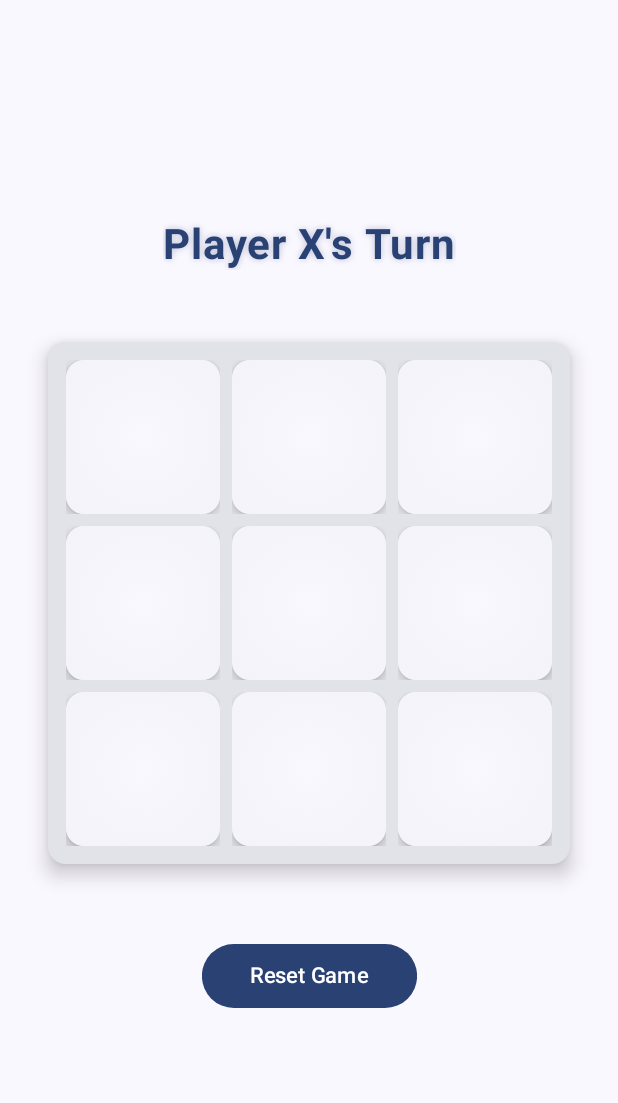
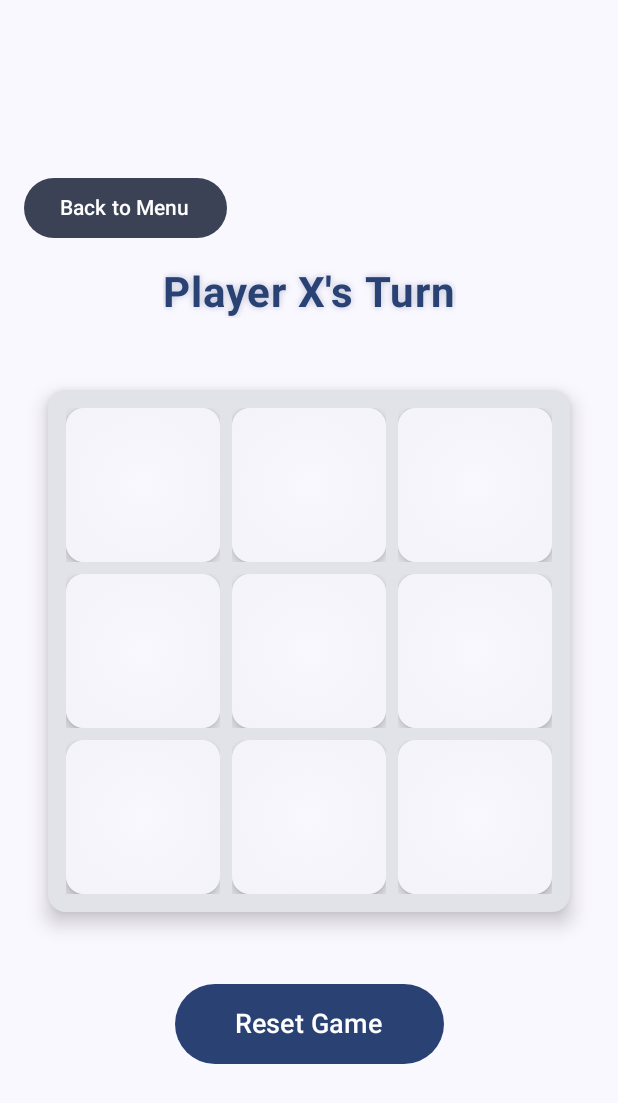
Before and after one commit to SomeshSampat2/TicTacToeHunters, an Android app built with Jetpack Compose: the screen it shows after launch (MainActivity), after a tap on "Reset Game", on a phone screen of 412 x 824 dp. Shown: the top 1103 px of the screen. Run offline under Robolectric (Android 15) with nearby library versions, the phone set to English and light mode, and no system bars; 1 other tap on this screen came first.

Commit message:
Created play and qut menu

```diff
--- a/app/src/main/java/com/example/tictactoehunters/MainActivity.kt
+++ b/app/src/main/java/com/example/tictactoehunters/MainActivity.kt
@@ -22,13 +22,15 @@ import androidx.compose.ui.graphics.Brush
 import androidx.compose.ui.graphics.Color
 import androidx.compose.ui.graphics.StrokeCap
 import androidx.compose.ui.graphics.drawscope.Stroke
-import androidx.compose.ui.graphics.drawscope.rotate
+import androidx.compose.ui.platform.LocalContext
 import androidx.compose.ui.text.font.FontWeight
 import androidx.compose.ui.unit.dp
 import androidx.compose.ui.unit.sp
 import com.example.tictactoehunters.ui.theme.TictacToeHuntersTheme
-import kotlinx.coroutines.delay
+import android.app.Activity
+import androidx.compose.animation.ExperimentalAnimationApi
 
+@OptIn(ExperimentalAnimationApi::class)
 class MainActivity : ComponentActivity() {
     override fun onCreate(savedInstanceState: Bundle?) {
         super.onCreate(savedInstanceState)
@@ -39,28 +41,37 @@ class MainActivity : ComponentActivity() {
                     modifier = Modifier.fillMaxSize(),
                     color = MaterialTheme.colorScheme.background
                 ) {
-                    TicTacToeGame()
+                    GameApp()
                 }
             }
         }
     }
 }
 
-data class WinningLine(
-    val start: Offset,
-    val end: Offset,
-    val cells: List<Int>
-)
+@Composable
+fun GameApp() {
+    var currentScreen by remember { mutableStateOf("menu") }
+
+    Crossfade(
+        targetState = currentScreen,
+        animationSpec = tween(300)
+    ) { screen ->
+        when (screen) {
+            "menu" -> MenuScreen(
+                onPlayClick = { currentScreen = "game" }
+            )
+            "game" -> TicTacToeGame(
+                onBackToMenu = { currentScreen = "menu" }
+            )
+        }
+    }
+}
 
 @Composable
-fun TicTacToeGame() {
-    var gameState by remember { mutableStateOf(List(9) { "" }) }
-    var currentPlayer by remember { mutableStateOf("X") }
-    var winner by remember { mutableStateOf<String?>(null) }
-    var gameOver by remember { mutableStateOf(false) }
-    var winningCells by remember { mutableStateOf<List<Int>?>(null) }
+fun MenuScreen(onPlayClick: () -> Unit) {
+    val context = LocalContext.current
 
-    // Animation for the game title
+    // Animation for the title
     val titleScale = remember { Animatable(0.8f) }
     LaunchedEffect(Unit) {
         titleScale.animateTo(
@@ -72,6 +83,88 @@ fun TicTacToeGame() {
         )
     }
 
+    // Button hover animation
+    var playButtonScale by remember { mutableStateOf(1f) }
+    var quitButtonScale by remember { mutableStateOf(1f) }
+
+    Column(
+        modifier = Modifier
+            .fillMaxSize()
+            .padding(32.dp),
+        horizontalAlignment = Alignment.CenterHorizontally,
+        verticalArrangement = Arrangement.Center
+    ) {
+        // Title with glow effect
+        Box(
+            modifier = Modifier
+                .scale(titleScale.value)
+                .padding(bottom = 64.dp)
+        ) {
+            Text(
+                text = "Tic Tac Toe",
+                fontSize = 48.sp,
+                fontWeight = FontWeight.Bold,
+                color = MaterialTheme.colorScheme.primary,
+                modifier = Modifier
+                    .blur(radius = 4.dp)
+                    .alpha(0.3f)
+            )
+            Text(
+                text = "Tic Tac Toe",
+                fontSize = 48.sp,
+                fontWeight = FontWeight.Bold,
+                color = MaterialTheme.colorScheme.primary
+            )
+        }
+
+        // Play button
+        Button(
+            onClick = onPlayClick,
+            modifier = Modifier
+                .scale(playButtonScale)
+                .width(200.dp)
+                .padding(vertical = 8.dp),
+            colors = ButtonDefaults.buttonColors(
+                containerColor = MaterialTheme.colorScheme.primary
+            )
+        ) {
+            Text(
+                text = "Play",
+                fontSize = 24.sp,
+                modifier = Modifier.padding(vertical = 8.dp)
+            )
+        }
+
+        Spacer(modifier = Modifier.height(16.dp))
+
+        // Quit button
+        Button(
+            onClick = { (context as? Activity)?.finish() },
+            modifier = Modifier
+                .scale(quitButtonScale)
+                .width(200.dp)
+                .padding(vertical = 8.dp),
+            colors = ButtonDefaults.buttonColors(
+                containerColor = MaterialTheme.colorScheme.error
+            )
+        ) {
+            Text(
+                text = "Quit",
+                fontSize = 24.sp,
+                modifier = Modifier.padding(vertical = 8.dp)
+            )
+        }
+    }
+}
+
+@Composable
+fun TicTacToeGame(onBackToMenu: () -> Unit) {
+    var gameState by remember { mutableStateOf(List(9) { "" }) }
+    var currentPlayer by remember { mutableStateOf("X") }
+    var winner by remember { mutableStateOf<String?>(null) }
+    var gameOver by remember { mutableStateOf(false) }
+    var winningCells by remember { mutableStateOf<List<Int>?>(null) }
+
     Column(
         modifier = Modifier
             .fillMaxSize()
@@ -79,11 +172,22 @@ fun TicTacToeGame() {
         horizontalAlignment = Alignment.CenterHorizontally,
         verticalArrangement = Arrangement.Center
     ) {
-        // Animated title with glow effect
+        // Back to Menu button
+        Button(
+            onClick = onBackToMenu,
+            modifier = Modifier
+                .align(Alignment.Start)
+                .padding(bottom = 16.dp),
+            colors = ButtonDefaults.buttonColors(
+                containerColor = MaterialTheme.colorScheme.secondary
+            )
+        ) {
+            Text("Back to Menu")
+        }
+
+        // Game status text with glow effect
         Box(
-            modifier = Modifier
-                .scale(titleScale.value)
-                .padding(bottom = 32.dp)
+            modifier = Modifier.padding(bottom = 32.dp)
         ) {
             Text(
                 text = if (winner != null) {
@@ -136,11 +240,8 @@ fun TicTacToeGame() {
 
         Spacer(modifier = Modifier.height(32.dp))
 
-        // Animated reset button
-        var buttonScale by remember { mutableStateOf(1f) }
         Button(
             onClick = {
-                buttonScale = 0.8f
                 gameState = List(9) { "" }
                 currentPlayer = "X"
                 winner = null
@@ -150,9 +251,7 @@ fun TicTacToeGame() {
             colors = ButtonDefaults.buttonColors(
                 containerColor = MaterialTheme.colorScheme.primary
             ),
-            modifier = Modifier
-                .scale(buttonScale)
-                .animateContentSize()
+            modifier = Modifier.animateContentSize()
         ) {
             Text(
                 text = "Reset Game",
```
